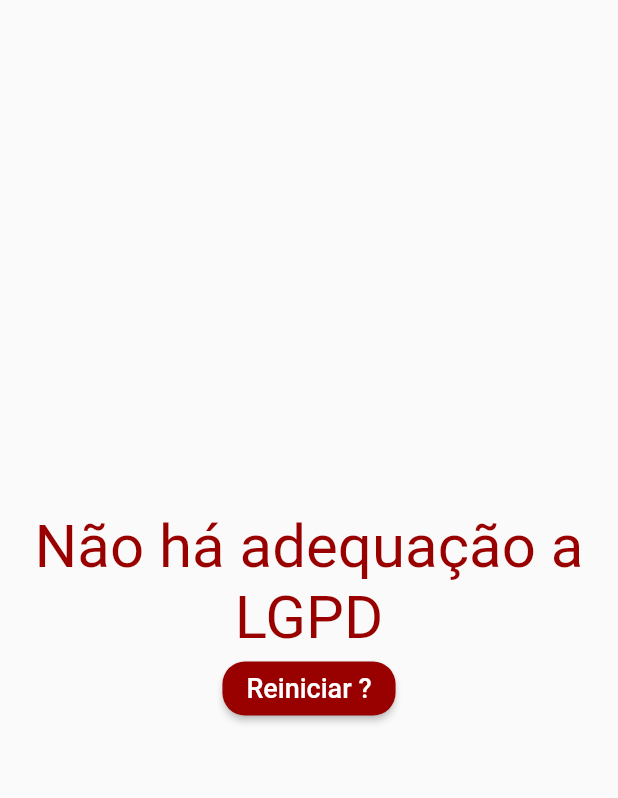
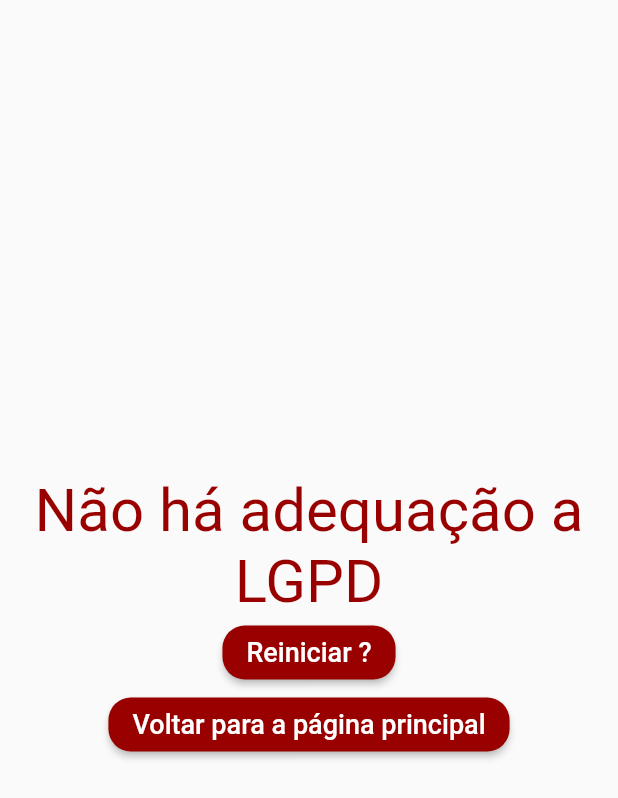
Before and after one commit to jsambarreto/quest_lgpd, a Flutter app: the Resultado widget shown alone on an empty page, opened directly with empty values, on a phone screen of 412 x 824 dp. Shown: the top 798 px of the screen. Run offline on Flutter 3.47's test engine with Material 2 defaults, Android fonts, the phone set to English and light mode, and no system bars.

Commit message:
Pagina Inicial

```diff
--- a/lib/resultado.dart
+++ b/lib/resultado.dart
@@ -1,4 +1,5 @@
 import 'package:flutter/material.dart';
+import 'package:quest_lgpd/main.dart';
 
 class Resultado extends StatelessWidget {
   final int score;
@@ -54,6 +55,24 @@
           ),
           onPressed: quandoReiniciarQuestionario,
         ),
+        RaisedButton(
+          shape:
+              RoundedRectangleBorder(borderRadius: BorderRadius.circular(15)),
+          color: Color(corLetra),
+          textColor: Colors.white,
+          child: Text(
+            'Voltar para a página principal',
+            style: TextStyle(
+              fontSize: 18,
+            ),
+          ),
+          onPressed: () {
+            Navigator.push(
+              context,
+              MaterialPageRoute(builder: (context) => Qlgpd()),
+            );
+          },
+        ),
       ],
     );
   }
```
Also changed, not shown: lib/main.dart (+61 -2 lines), 1 other file.
